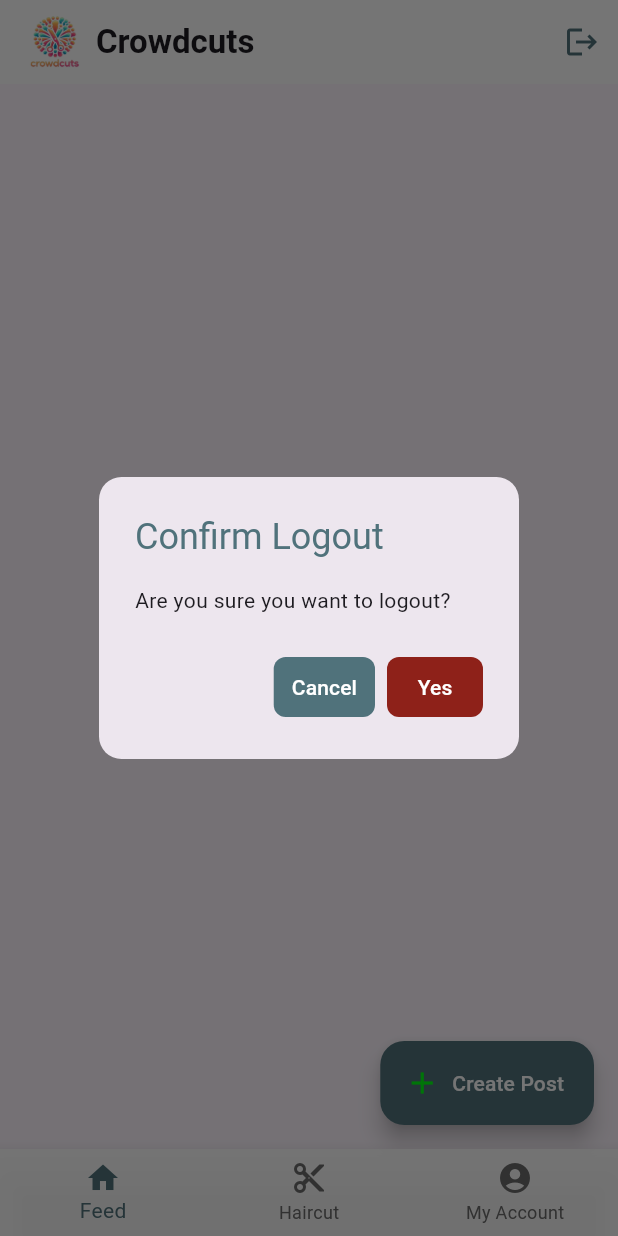
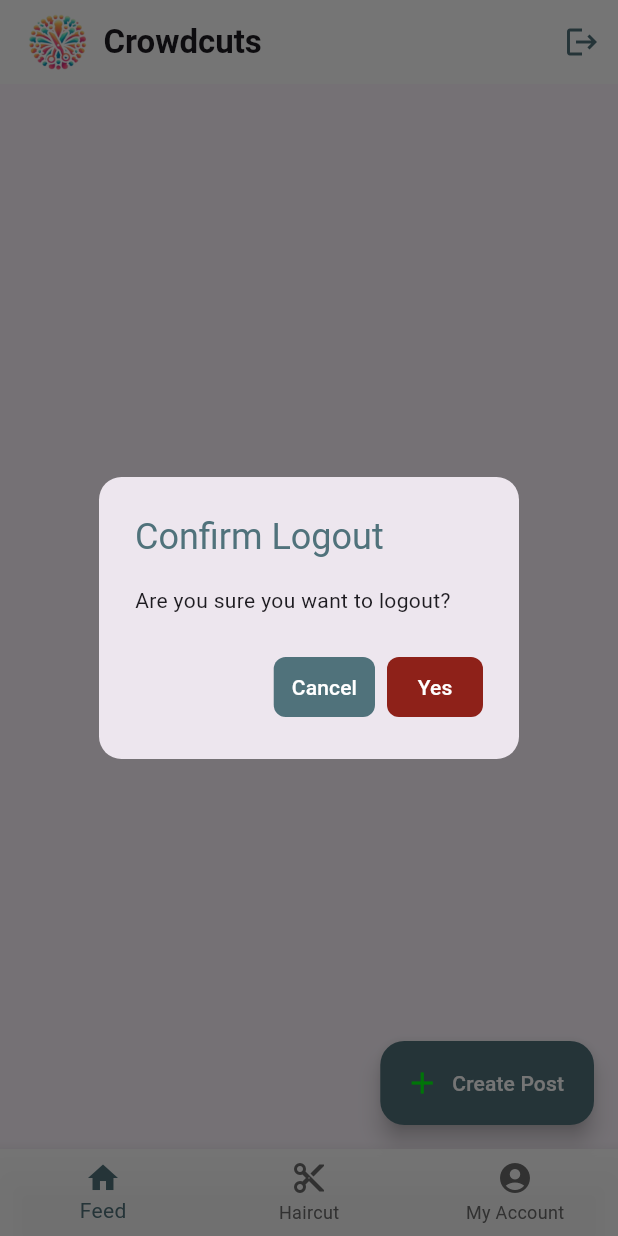
Before and after one commit to kimnlop/ADET, a Flutter app: the screen it shows once a user with an empty profile is signed in, after a tap on the "logout" icon, on a phone screen of 412 x 824 dp. Run offline on Flutter 3.47's test engine with Material 3 defaults, Android fonts, the phone set to English and light mode, and no system bars; our stand-ins replace cloud_firestore, firebase_auth, firebase_core, firebase_storage, image_picker; accounts and stored records are empty; project files that could hold a hidden picture were left out.

Commit message:
Change in app logo | Added colors in dialog boxes

```diff
--- a/lib/auth_service.dart
+++ b/lib/auth_service.dart
@@ -159,7 +159,7 @@ class AuthService {
       Map<String, dynamic>? data = userDoc.data() as Map<String, dynamic>?;
       return data?['isDisabled'] ?? false;
     }
-    return false; // Default to false if document not found or isDisabled field doesn't exist
+    return false;
   }
 
   Future<void> signOut() async {
--- a/lib/login_page.dart
+++ b/lib/login_page.dart
@@ -10,12 +10,31 @@ class LoginPage extends StatefulWidget {
   _LoginPageState createState() => _LoginPageState();
 }
 
-class _LoginPageState extends State<LoginPage> {
+class _LoginPageState extends State<LoginPage>
+    with SingleTickerProviderStateMixin {
   final TextEditingController emailController = TextEditingController();
   final TextEditingController passwordController = TextEditingController();
   bool _isLoading = false; // Track loading state
   bool _passwordVisible = false; // Track password visibility
   String _emailError = ''; // Track email error
+  late AnimationController _animationController; // Animation controller
+
+  @override
+  void initState() {
+    super.initState();
+    _animationController = AnimationController(
+      duration: const Duration(milliseconds: 300),
+      vsync: this,
+    );
+  }
+
+  @override
+  void dispose() {
+    _animationController.dispose();
+    emailController.dispose();
+    passwordController.dispose();
+    super.dispose();
+  }
 
   @override
   Widget build(BuildContext context) {
@@ -155,13 +174,21 @@ class _LoginPageState extends State<LoginPage> {
       String errorMessage = e.toString();
       if (errorMessage.contains('Account is disabled')) {
         _showErrorDialog(
-            "Your account has been disabled. Please contact support for assistance.");
+            "Your account has been disabled. Please contact support for assistance.",
+            titleColor: const Color.fromARGB(255, 142, 33, 25),
+            backgroundColor: Colors.red.shade100,
+            icon: Icons.block);
       } else if (errorMessage.contains('Too many attempts. Please wait')) {
-        _showErrorDialog(
-            "Too many attempts. Try again in 30 seconds."); // Shorter cooldown message
+        _showErrorDialog("Too many attempts. Try again in 30 seconds.",
+            titleColor: Colors.orange,
+            backgroundColor: Colors.orange.shade100,
+            icon: Icons.warning);
       } else {
         _showErrorDialog(
-            "Failed to login. Please check your credentials and try again.");
+            "Failed to login. Please check your credentials and try again.",
+            titleColor: const Color.fromARGB(255, 142, 33, 25),
+            backgroundColor: Colors.red.shade100,
+            icon: Icons.error);
       }
     } finally {
       setState(() {
@@ -170,26 +197,47 @@ class _LoginPageState extends State<LoginPage> {
     }
   }
 
-  void _showErrorDialog(String message) {
+  void _showErrorDialog(String message,
+      {required Color titleColor,
+      required Color backgroundColor,
+      required IconData icon}) {
+    _animationController.reset();
+    _animationController.forward();
     showDialog(
       context: context,
       builder: (BuildContext context) {
-        return AlertDialog(
+        return ScaleTransition(
+          scale: CurvedAnimation(
+            parent: _animationController,
+            curve: Curves.easeInOut,
+          ),
+          child: AlertDialog(
+            contentPadding:
+                const EdgeInsets.symmetric(vertical: 5, horizontal: 15),
             shape: RoundedRectangleBorder(
               borderRadius: BorderRadius.circular(15),
             ),
-          title:
-              const Text("Error", style: TextStyle(color: Color(0xFF50727B))),
-          content: Text(message),
+            title: Icon(
+              icon,
+              color: titleColor,
+              size: 50, // Reduced size of the icon
+            ),
+            content: Text(
+              message,
+              style: const TextStyle(
+                  fontSize: 16), // Reduced font size of the message
+            ),
+            backgroundColor: backgroundColor,
             actions: <Widget>[
               _buildAlertDialogButton(
                 label: 'OK',
                 onPressed: () {
                   Navigator.of(context).pop(); // Dismiss alert dialog
                 },
-              backgroundColor: const Color(0xFF50727B),
+                backgroundColor: titleColor,
               ),
             ],
+          ),
         );
       },
     );
--- a/lib/success_page.dart
+++ b/lib/success_page.dart
@@ -71,14 +71,14 @@ class _SuccessPageState extends State<SuccessPage> {
     return Scaffold(
       appBar: AppBar(
         backgroundColor: Color.fromARGB(211, 255, 255, 255), // Dark gray color
-        automaticallyImplyLeading: false, // Hide back button
+        automaticallyImplyLeading: false,
         title: Row(
           children: [
             Padding(
-              padding: const EdgeInsets.only(right: 8.0), // Adjust as needed
+              padding: const EdgeInsets.only(right: 8.0),
               child: Image.asset(
-                'assets/crowdcutslogo2.png', // Replace with your logo image path
-                height: 40, // Adjust height as needed
+                'assets/cclogo3.png',
+                height: 40,
               ),
             ),
             Text(
--- a/pubspec.yaml
+++ b/pubspec.yaml
@@ -76,5 +76,6 @@ flutter:
     - assets/TexturedQuiff.jpg
     - assets/TousledTopwithThinLayers.jpg
     - assets/VoluminousWavswithDeepLayers.jpg
+    - assets/cclogo3.png
 
   uses-material-design: true
```
Also changed, not shown: assets/cclogo3.png (added). Lines whose indentation alone changed are shown as unchanged.
